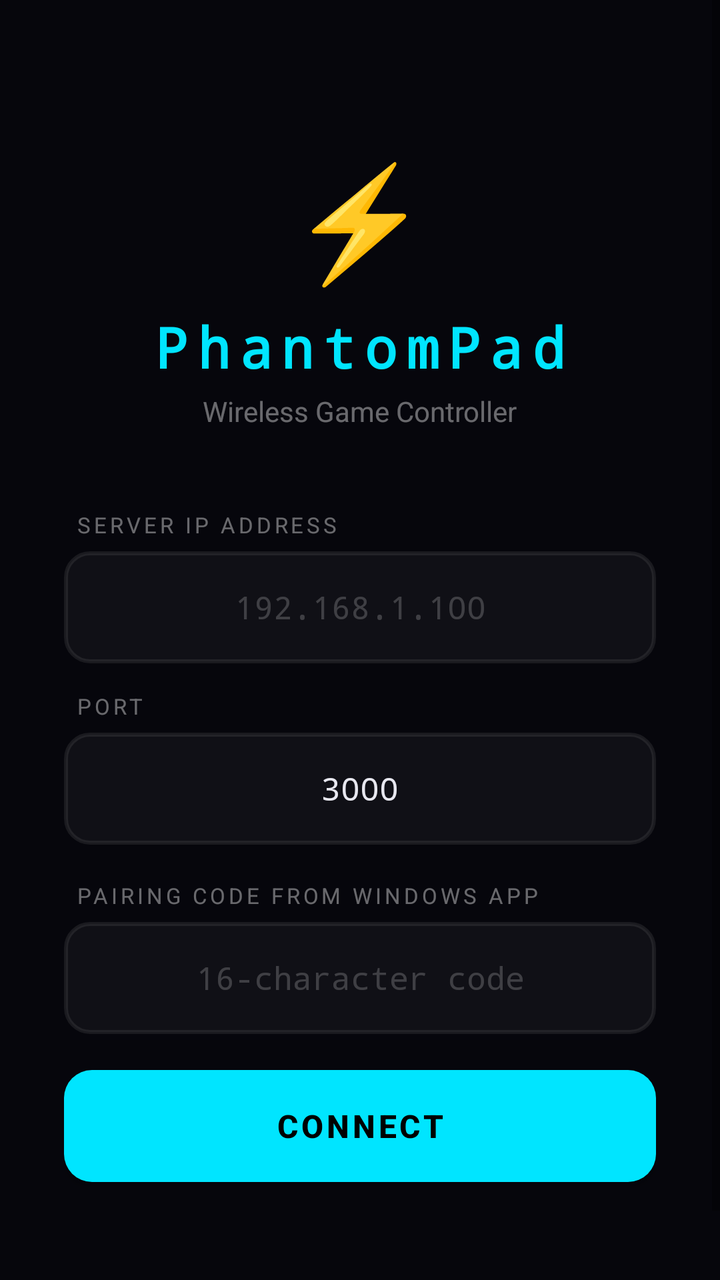
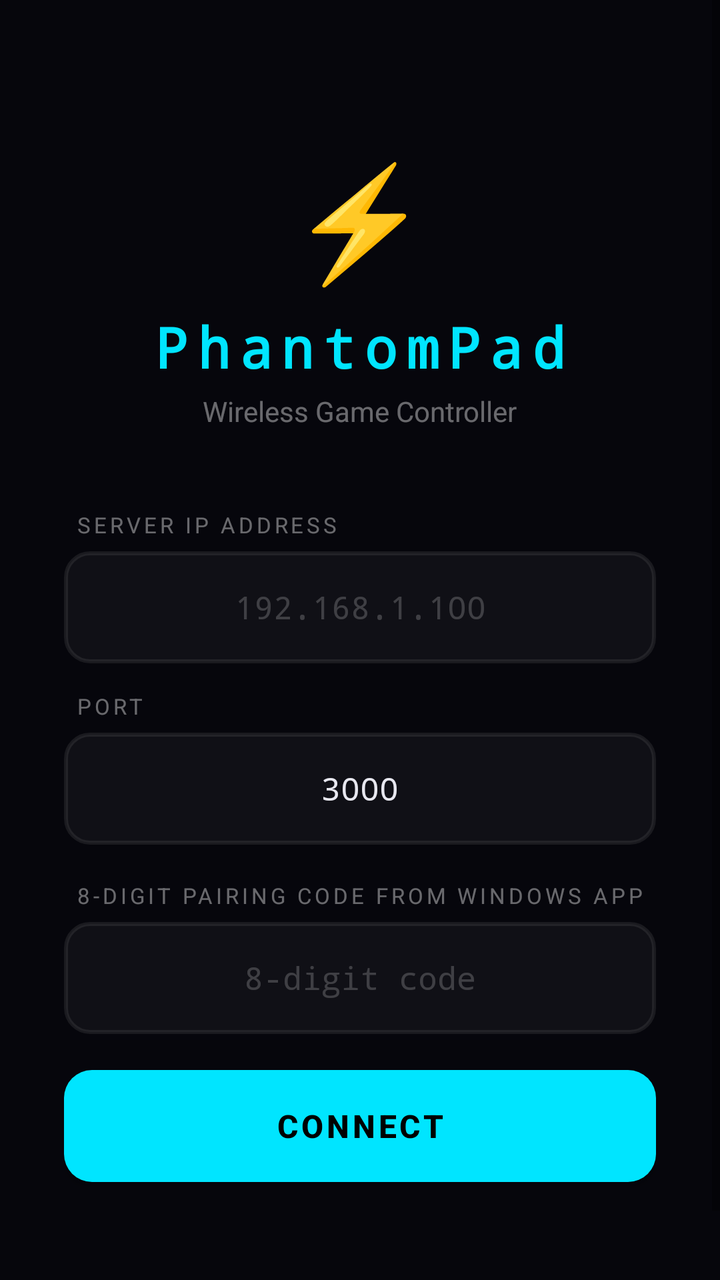

Compare the two renders of this Android layout. The source of the first and the diff that turns it into the second are given below.
<!-- AndroidManifest.xml: activity theme Theme.PhantomPad -->
<!-- res/layout/activity_connect.xml -->
<?xml version="1.0" encoding="utf-8"?>
<ScrollView xmlns:android="http://schemas.android.com/apk/res/android"
    android:layout_width="match_parent"
    android:layout_height="match_parent"
    android:background="#FF06060C"
    android:fillViewport="true">

    <LinearLayout
        android:layout_width="match_parent"
        android:layout_height="wrap_content"
        android:orientation="vertical"
        android:gravity="center_horizontal"
        android:padding="32dp">

        
        <TextView
            android:layout_width="wrap_content"
            android:layout_height="wrap_content"
            android:text="⚡"
            android:textSize="56sp"
            android:layout_marginTop="40dp" />

        <TextView
            android:layout_width="wrap_content"
            android:layout_height="wrap_content"
            android:text="PhantomPad"
            android:textSize="28sp"
            android:textColor="@color/primary"
            android:textStyle="bold"
            android:fontFamily="monospace"
            android:letterSpacing="0.15"
            android:layout_marginTop="8dp" />

        <TextView
            android:layout_width="wrap_content"
            android:layout_height="wrap_content"
            android:text="Wireless Game Controller"
            android:textSize="14sp"
            android:textColor="#66FFFFFF"
            android:layout_marginTop="4dp"
            android:layout_marginBottom="40dp" />

        
        <TextView
            android:layout_width="match_parent"
            android:layout_height="wrap_content"
            android:text="SERVER IP ADDRESS"
            android:textSize="11sp"
            android:textColor="#66FFFFFF"
            android:letterSpacing="0.15"
            android:layout_marginBottom="6dp"
            android:layout_marginStart="4dp"
            android:maxWidth="380dp" />

        <EditText
            android:id="@+id/ip_input"
            android:layout_width="match_parent"
            android:layout_height="56dp"
            android:maxWidth="380dp"
            android:background="@drawable/input_background"
            android:hint="192.168.1.100"
            android:textColorHint="#33FFFFFF"
            android:textColor="#FFE8E8F0"
            android:textSize="16sp"
            android:fontFamily="monospace"
            android:gravity="center"
            android:inputType="textUri"
            android:padding="14dp"
            android:singleLine="true"
            android:layout_marginBottom="14dp"
            android:importantForAutofill="no" />

        
        <TextView
            android:layout_width="match_parent"
            android:layout_height="wrap_content"
            android:text="PORT"
            android:textSize="11sp"
            android:textColor="#66FFFFFF"
            android:letterSpacing="0.15"
            android:layout_marginBottom="6dp"
            android:layout_marginStart="4dp"
            android:maxWidth="380dp" />

        <EditText
            android:id="@+id/port_input"
            android:layout_width="match_parent"
            android:layout_height="56dp"
            android:maxWidth="380dp"
            android:background="@drawable/input_background"
            android:hint="3000"
            android:text="3000"
            android:textColorHint="#33FFFFFF"
            android:textColor="#FFE8E8F0"
            android:textSize="16sp"
            android:fontFamily="monospace"
            android:gravity="center"
            android:inputType="number"
            android:padding="14dp"
            android:singleLine="true"
            android:layout_marginBottom="18dp"
            android:importantForAutofill="no" />

        <TextView
            android:layout_width="match_parent"
            android:layout_height="wrap_content"
            android:text="PAIRING CODE FROM WINDOWS APP"
            android:textSize="11sp"
            android:textColor="#66FFFFFF"
            android:letterSpacing="0.15"
            android:layout_marginBottom="6dp"
            android:layout_marginStart="4dp"
            android:maxWidth="380dp" />

        <EditText
            android:id="@+id/pairing_code_input"
            android:layout_width="match_parent"
            android:layout_height="56dp"
            android:maxWidth="380dp"
            android:background="@drawable/input_background"
            android:hint="16-character code"
            android:textColorHint="#33FFFFFF"
            android:textColor="#FFE8E8F0"
            android:textSize="16sp"
            android:fontFamily="monospace"
            android:gravity="center"
            android:inputType="textCapCharacters|textNoSuggestions"
            android:maxLength="16"
            android:padding="14dp"
            android:singleLine="true"
            android:layout_marginBottom="18dp"
            android:importantForAutofill="no" />

        
        <Button
            android:id="@+id/connect_btn"
            android:layout_width="match_parent"
            android:layout_height="56dp"
            android:maxWidth="380dp"
            android:text="CONNECT"
            android:textSize="16sp"
            android:textStyle="bold"
            android:textColor="#FF000000"
            android:letterSpacing="0.1"
            android:background="@drawable/connect_button_background"
            android:layout_marginBottom="12dp" />

        
        <TextView
            android:id="@+id/status_text"
            android:layout_width="match_parent"
            android:layout_height="wrap_content"
            android:gravity="center"
            android:textSize="13sp"
            android:textColor="#66FFFFFF"
            android:layout_marginBottom="24dp"
            android:maxWidth="380dp" />

        
        <LinearLayout
            android:id="@+id/recent_section"
            android:layout_width="match_parent"
            android:layout_height="wrap_content"
            android:maxWidth="380dp"
            android:orientation="vertical"
            android:visibility="gone">

            <TextView
                android:layout_width="match_parent"
                android:layout_height="wrap_content"
                android:text="Recent Servers"
                android:textSize="12sp"
                android:textColor="#44FFFFFF"
                android:gravity="center"
                android:layout_marginBottom="12dp" />

            <LinearLayout
                android:id="@+id/recent_list"
                android:layout_width="match_parent"
                android:layout_height="wrap_content"
                android:orientation="vertical" />

        </LinearLayout>

    </LinearLayout>
</ScrollView>
<!-- resources referenced by this layout -->
<resources>
  <color name="primary">#FF00E5FF</color>
  <!-- drawable connect_button_background (drawable) -->
  <?xml version="1.0" encoding="utf-8"?>
  <shape xmlns:android="http://schemas.android.com/apk/res/android"
      android:shape="rectangle">
      <gradient
          android:startColor="#FF00E5FF"
          android:endColor="#FF00B8D4"
          android:angle="135" />
      <corners android:radius="14dp" />
  </shape>
  <!-- drawable input_background (drawable) -->
  <?xml version="1.0" encoding="utf-8"?>
  <shape xmlns:android="http://schemas.android.com/apk/res/android"
      android:shape="rectangle">
      <solid android:color="#0AFFFFFF" />
      <stroke android:width="2dp" android:color="#14FFFFFF" />
      <corners android:radius="12dp" />
  </shape>
  <style name="Theme.PhantomPad" parent="Theme.MaterialComponents.DayNight.NoActionBar">
          <item name="colorPrimary">@color/primary</item>
          <item name="colorPrimaryDark">@color/primary_dark</item>
          <item name="colorAccent">@color/primary</item>
          <item name="colorSecondary">@color/secondary</item>
          <item name="android:windowBackground">@color/background</item>
          <item name="android:statusBarColor">@color/background</item>
          <item name="android:navigationBarColor">@color/background</item>
          <item name="android:textColor">@color/text</item>
          <item name="android:windowNoTitle">true</item>
          <item name="android:windowActionBar">false</item>
      </style>
  <color name="primary_dark">#FF00B8D4</color>
  <color name="secondary">#FF7C4DFF</color>
  <color name="background">#FF06060C</color>
  <color name="text">#FFE8E8F0</color>
</resources>

<!-- the commit's change to res/layout/activity_connect.xml (unified diff, before → after) -->
@@ -104,7 +104,7 @@
         <TextView
             android:layout_width="match_parent"
             android:layout_height="wrap_content"
-            android:text="PAIRING CODE FROM WINDOWS APP"
+            android:text="8-DIGIT PAIRING CODE FROM WINDOWS APP"
             android:textSize="11sp"
             android:textColor="#66FFFFFF"
             android:letterSpacing="0.15"
@@ -118,14 +118,14 @@
             android:layout_height="56dp"
             android:maxWidth="380dp"
             android:background="@drawable/input_background"
-            android:hint="16-character code"
+            android:hint="8-digit code"
             android:textColorHint="#33FFFFFF"
             android:textColor="#FFE8E8F0"
             android:textSize="16sp"
             android:fontFamily="monospace"
             android:gravity="center"
-            android:inputType="textCapCharacters|textNoSuggestions"
-            android:maxLength="16"
+            android:inputType="number"
+            android:maxLength="8"
             android:padding="14dp"
             android:singleLine="true"
             android:layout_marginBottom="18dp"
